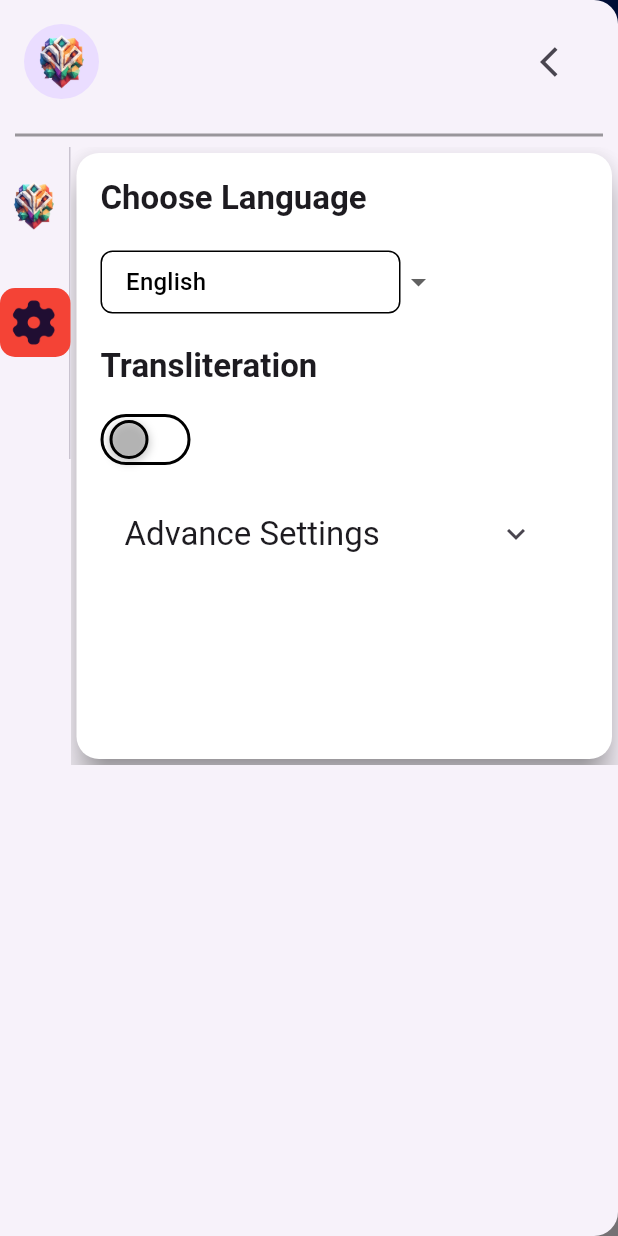
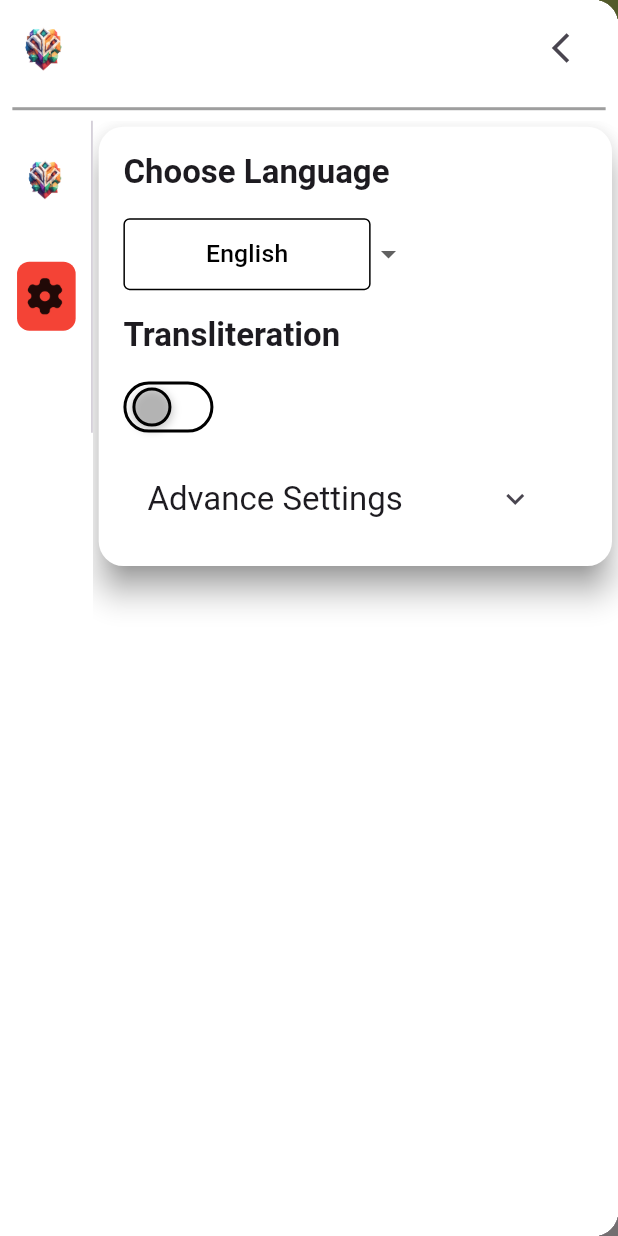
Before and after one commit to Baisalya/xonext, a Flutter app: the ChatScreen screen opened by its route, with the side drawer open, on a phone screen of 412 x 824 dp. Run offline on Flutter 3.47's test engine with Material 3 defaults, Android fonts, the phone set to English and light mode, and no system bars; our stand-ins replace dots_indicator, font_awesome_flutter, get.

Commit message:
resposive 2

```diff
--- a/lib/Pages/appbar&drawer/appbar.dart
+++ b/lib/Pages/appbar&drawer/appbar.dart
@@ -26,8 +26,8 @@ class CustomAppBar extends StatelessWidget implements PreferredSizeWidget {
             begin: Alignment.topLeft,
             end: Alignment.bottomRight,
             colors: [
-              Color(0xFF000F3B), // Darker color
-              Color(0xFF001F77), // Lighter color
+              Color(0xFF73D375), // Darker color
+              Color(0xFFB6C45D), // Lighter color
             ],
           ),
         ),
@@ -52,16 +52,19 @@ class CustomDrawer extends StatelessWidget {
 
     return Drawer(
       child: SafeArea(
+        child: Container(
+          color: AppTheme.backgroundColor(context),
           child: Column(
             children: [
               Container(
-              padding: EdgeInsets.all(screenWidth * 0.04), // Adjust padding based on screen width
+                padding: EdgeInsets.all(screenWidth * 0.02),
                 child: Row(
                   mainAxisAlignment: MainAxisAlignment.spaceBetween,
                   children: [
                     CircleAvatar(
                       backgroundImage: AssetImage('assets/Applogo/applogo.png'),
-                    radius: screenWidth * 0.05, // Adjust radius based on screen width
+                      backgroundColor: AppTheme.backgroundColor(context),
+                      radius: screenWidth * 0.05,
                     ),
                     IconButton(
                       icon: Icon(Icons.arrow_back_ios),
@@ -73,13 +76,14 @@ class CustomDrawer extends StatelessWidget {
                 ),
               ),
               Padding(
-              padding: EdgeInsets.fromLTRB(screenWidth * 0.02, 0, screenWidth * 0.02, 0), // Adjust padding based on screen width
+                padding: EdgeInsets.fromLTRB(screenWidth * 0.02, 0, screenWidth * 0.02, 0),
                 child: Divider(
                   color: AppTheme.dividercolor(context),
                   thickness: 2,
                 ),
               ),
-            SingleChildScrollView(
+              Expanded(
+                child: SingleChildScrollView(
                   scrollDirection: Axis.vertical,
                   child: Column(
                     children: [
@@ -89,7 +93,7 @@ class CustomDrawer extends StatelessWidget {
                           crossAxisAlignment: CrossAxisAlignment.start,
                           children: [
                             Container(
-                          width: screenWidth * 0.15, // Adjust the width here
+                              width: screenWidth * 0.15,
                               child: RotatedBox(
                                 quarterTurns: -1,
                                 child: TabBar(
@@ -100,7 +104,7 @@ class CustomDrawer extends StatelessWidget {
                                     RotatedBox(
                                       quarterTurns: 1,
                                       child: Tab(
-                                    icon: Image.asset('assets/setting.png', width: screenWidth * 0.07, height: screenWidth * 0.07),
+                                        icon: Image.asset('assets/setting.png', width: screenWidth * 0.07, height: screenWidth * 0.07, color: AppTheme.iconcolor(context)),
                                       ),
                                     ),
                                     RotatedBox(
@@ -120,7 +124,7 @@ class CustomDrawer extends StatelessWidget {
                             ),
                             Expanded(
                               child: Container(
-                            height: screenHeight * 0.46, // Adjust the height as needed
+                                height: screenHeight * 0.72,
                                 child: TabBarView(
                                   controller: tabController,
                                   physics: ClampingScrollPhysics(),
@@ -137,7 +141,9 @@ class CustomDrawer extends StatelessWidget {
                     ],
                   ),
                 ),
+              ),
             ],
+          ),
         ),
       ),
       width: double.infinity,
--- a/lib/Pages/appbar&drawer/drawertab/settings.dart
+++ b/lib/Pages/appbar&drawer/drawertab/settings.dart
@@ -18,6 +18,7 @@ class _SettingState extends State<Setting> {
   @override
   Widget build(BuildContext context) {
     double screenWidth = MediaQuery.of(context).size.width;
+    double screenHeight = MediaQuery.of(context).size.height;
 
     return Card(
       elevation: 9.0,
@@ -49,17 +50,22 @@ class _SettingState extends State<Setting> {
                     value: value,
                     child: Container(
                       width: screenWidth * 0.4, // Adjust the width here
-                      padding: EdgeInsets.symmetric(horizontal: screenWidth * 0.04, vertical: screenWidth * 0.02),
+                      height: screenHeight * 0.7,
+                 /*     padding: EdgeInsets.symmetric(
+                          horizontal: screenWidth * 0.08,
+                          vertical: screenWidth * 0.1),*/
                       decoration: BoxDecoration(
-                        borderRadius: BorderRadius.circular(screenWidth * 0.02), // Adjust the border radius
+                        borderRadius: BorderRadius.circular(screenWidth * 0.01), // Adjust the border radius
                         color: AppTheme.cardBackgroundColor(context),
                         border: Border.all(color: AppTheme.borderColor(context)),
                       ),
-                      child: Text(
-                        value,
-                        style: TextStyle(
-                          fontSize: screenWidth * 0.04, // Adjust font size based on screen width
-                          color: Colors.black,
+                      child: Center(
+                        child: Text(
+                          value,
+                          style: TextStyle(
+                            fontSize: screenWidth * 0.04, // Adjust font size based on screen width
+                            color: Colors.black,
+                          ),
                         ),
                       ),
                     ),
--- a/lib/Pages/chat screen/ChatScreen.dart
+++ b/lib/Pages/chat screen/ChatScreen.dart
@@ -155,13 +155,13 @@ class ChatScreenState extends State<ChatScreen> with TickerProviderStateMixin {
             ),
           ),
           IconButton(
-            icon: Icon(FontAwesomeIcons.language, color: Color(0xFF000F3B)),
+            icon: Icon(FontAwesomeIcons.language, color: AppTheme.iconcolor(context)),
             onPressed: () {
               // Add your logic for the attach button here
             },
           ),
           IconButton(
-            icon: Icon(Icons.send, color: Color(0xFF000F3B)),
+            icon: Icon(Icons.send, color: AppTheme.iconcolor(context)),
             onPressed: () => _handleSubmitted(_textController.text),
           ),
         ],
--- a/lib/utils/AppTheme.dart
+++ b/lib/utils/AppTheme.dart
@@ -4,8 +4,8 @@ class AppTheme {
   // Colors
   static const Color primaryColor = Color(0xFF3498DB); // Change to your primary color
   static const Color secondaryColor = Color(0xFFE74C3C); // Change to your secondary color
-  static const Color backgroundColor = Color(0xFFFFFFFF); // Change to your background color
-  static const Color buttonColor = Color(0xFF27AE60); // Change to your button color
+  static const Color backgroundColors = Color(0xFFFFFFFF); // Change to your background color
+      static const Color buttonColor = Color(0xFF27AE60); // Change to your button color
   static const Color headingTextColor = Color(0xFF333333); // Change to your heading text color
   static const Color subtitleTextColor = Color(0xFF666666); // Change to your subtitle text color
   static const Color warningErrorTextColor = Color(0xFFE74C3C); // Change to your warning/error text color
@@ -44,6 +44,16 @@ class AppTheme {
     fontSize: 16.0,
   );
   //day and night
+  static Color appbarbackground(BuildContext context) =>
+      Theme.of(context).brightness == Brightness.dark
+          ? Colors.black38 // Set your dark mode background color here
+          : Colors.white; // Set your light mode background color here
+
+  static Color backgroundColor(BuildContext context) =>
+      Theme.of(context).brightness == Brightness.dark
+          ? Colors.black38 // Set your dark mode background color here
+          : Colors.white; // Set your light mode background color here
+
   static Color cardBackgroundColor(BuildContext context) =>
       Theme.of(context).brightness == Brightness.dark
           ? Colors.white60 // Set your dark mode background color here
@@ -82,5 +92,10 @@ class AppTheme {
   static boticonbackgroud(BuildContext context) =>
       Theme.of(context).brightness == Brightness.dark
           ? Colors.white // Border color in dark mode
-          : Colors.black; // Border color in light mode
+          : Colors.black;
+
+  static iconcolor(BuildContext context) =>
+      Theme.of(context).brightness == Brightness.dark
+          ? Colors.white60 // Set your dark mode background color here
+          : Colors.black87; // Set your light mode background color here
 }
--- a/lib/utils/Customized/blurredcircular.dart
+++ b/lib/utils/Customized/blurredcircular.dart
@@ -46,8 +46,8 @@ class _BlurredCircleBackgroundState extends State<BlurredCircleBackground>
             child: Stack(
               children: [
                 _buildCircle(Colors.blue.withOpacity(0.8), size: 200, alignment: Alignment(0.4, 0.4)),
-                _buildCircle(Colors.red.withOpacity(0.7), size: 180, alignment: Alignment(0.3, -0.1)),
-                _buildCircle(Colors.purple.withOpacity(0.6), size: 220, alignment: Alignment(0.2, -0.1)),
+                _buildCircle(Colors.red.withOpacity(0.7), size: 180, alignment: Alignment(0.5, 0.0)),
+                _buildCircle(Colors.purple.withOpacity(0.6), size: 220, alignment: Alignment(0.3, -0.1)),
                 _buildCircle(Colors.yellow.withOpacity(0.9), size: 250, alignment: Alignment(0.1, 0.2)),
               ],
             ),
```
Also changed, not shown: 3 other files. Lines whose indentation alone changed are shown as unchanged.
